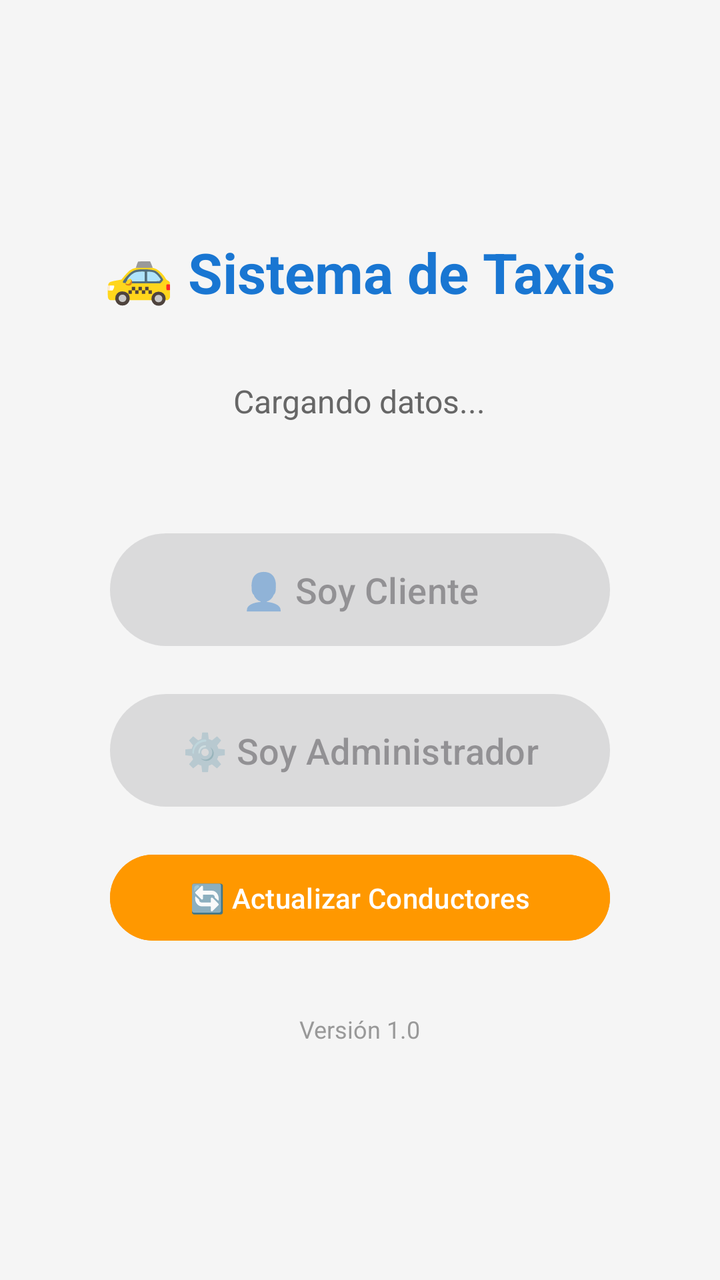
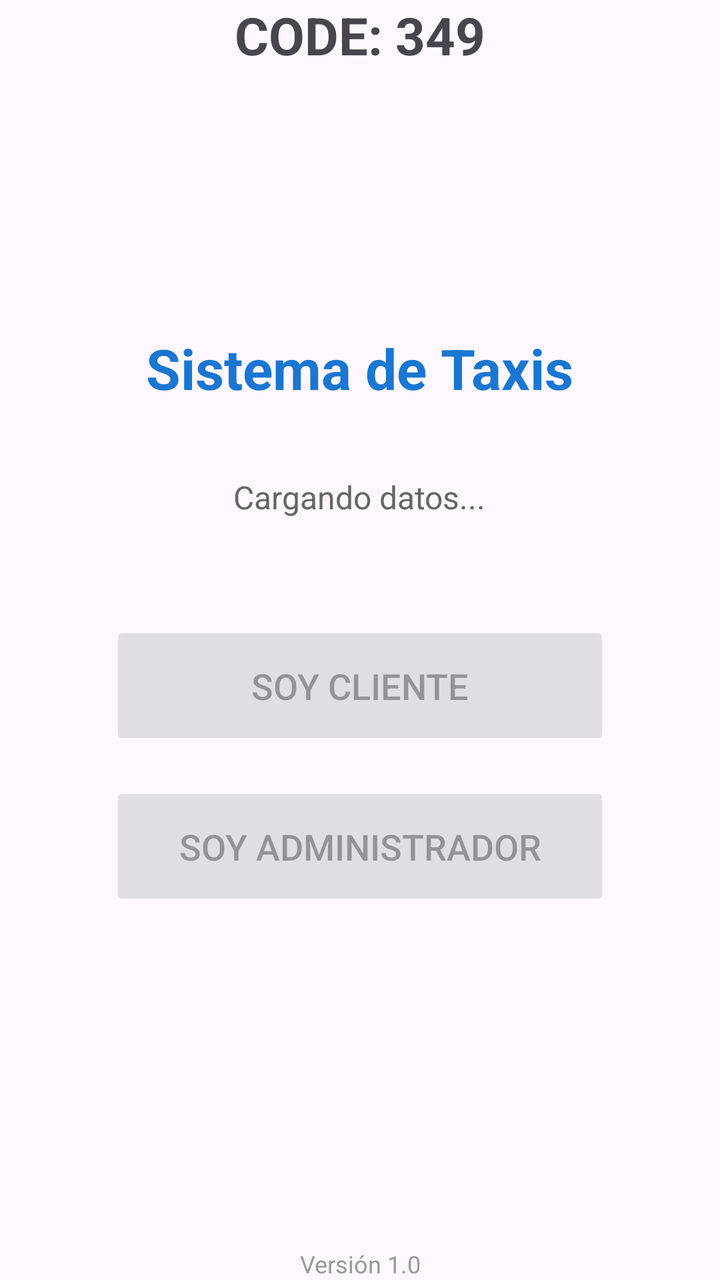

Compare the two renders of this Android layout. The source of the first and the diff that turns it into the second are given below.
<!-- AndroidManifest.xml: application theme Theme.TaxiFB -->
<!-- res/layout/activity_main.xml -->
<?xml version="1.0" encoding="utf-8"?>
<LinearLayout xmlns:android="http://schemas.android.com/apk/res/android"
    android:layout_width="match_parent"
    android:layout_height="match_parent"
    android:orientation="vertical"
    android:gravity="center"
    android:padding="24dp"
    android:background="#F5F5F5">

    <TextView
        android:layout_width="wrap_content"
        android:layout_height="wrap_content"
        android:text="🚕 Sistema de Taxis"
        android:textSize="28sp"
        android:textStyle="bold"
        android:textColor="#1976D2"
        android:layout_marginBottom="16dp"/>

    <TextView
        android:id="@+id/tvEstado"
        android:layout_width="wrap_content"
        android:layout_height="wrap_content"
        android:text="Cargando datos..."
        android:textSize="16sp"
        android:textColor="#666"
        android:gravity="center"
        android:layout_marginBottom="32dp"
        android:minHeight="60dp"/>

    <Button
        android:id="@+id/btnCliente"
        android:layout_width="250dp"
        android:layout_height="wrap_content"
        android:text="👤 Soy Cliente"
        android:textSize="18sp"
        android:padding="16dp"
        android:layout_marginBottom="16dp"
        android:enabled="false"/>

    <Button
        android:id="@+id/btnAdmin"
        android:layout_width="250dp"
        android:layout_height="wrap_content"
        android:text="⚙️ Soy Administrador"
        android:textSize="18sp"
        android:padding="16dp"
        android:layout_marginBottom="16dp"
        android:enabled="false"/>

    <Button
        android:id="@+id/btnActualizarConductores"
        android:layout_width="250dp"
        android:layout_height="wrap_content"
        android:text="🔄 Actualizar Conductores"
        android:textSize="14sp"
        android:padding="12dp"
        android:backgroundTint="#FF9800"/>

    <TextView
        android:layout_width="wrap_content"
        android:layout_height="wrap_content"
        android:text="Versión 1.0"
        android:textSize="12sp"
        android:textColor="#999"
        android:layout_marginTop="32dp"/>

</LinearLayout>
<!-- resources referenced by this layout -->
<resources>
  <style name="Theme.TaxiFB" parent="Base.Theme.TaxiFB" />
  <style name="Base.Theme.TaxiFB" parent="Theme.Material3.DayNight.NoActionBar">
          
          
      </style>
</resources>

<!-- the commit's change to res/layout/activity_main.xml (unified diff, before → after) -->
@@ -3,65 +3,74 @@
     android:layout_width="match_parent"
     android:layout_height="match_parent"
     android:orientation="vertical"
-    android:gravity="center"
-    android:padding="24dp"
-    android:background="#F5F5F5">
+    android:fitsSystemWindows="true">
 
     <TextView
-        android:layout_width="wrap_content"
+        android:id="@+id/tvCodigo"
+        android:layout_width="match_parent"
         android:layout_height="wrap_content"
-        android:text="🚕 Sistema de Taxis"
-        android:textSize="28sp"
-        android:textStyle="bold"
-        android:textColor="#1976D2"
-        android:layout_marginBottom="16dp"/>
+        android:gravity="center"
+        android:paddingBottom="10dp"
+        android:text="CODE: 349"
+        android:textSize="26sp"
+        android:textStyle="bold" />
+
+    <LinearLayout
+        android:layout_width="match_parent"
+        android:layout_height="0dp"
+        android:layout_weight="1"
+        android:orientation="vertical"
+        android:gravity="center_horizontal|center_vertical">
+
+        <TextView
+            android:layout_width="wrap_content"
+            android:layout_height="wrap_content"
+            android:text="Sistema de Taxis"
+            android:textSize="28sp"
+            android:textStyle="bold"
+            android:textColor="#1976D2"
+            android:layout_marginBottom="16dp"/>
+
+        <TextView
+            android:id="@+id/tvEstado"
+            android:layout_width="wrap_content"
+            android:layout_height="wrap_content"
+            android:text="Cargando datos..."
+            android:textSize="16sp"
+            android:textColor="#666"
+            android:gravity="center"
+            android:layout_marginBottom="32dp"
+            android:minHeight="60dp"/>
+
+        <Button
+            android:id="@+id/btnCliente"
+            style="@style/Widget.AppCompat.Button"
+            android:layout_width="250dp"
+            android:layout_height="wrap_content"
+            android:text="Soy Cliente"
+            android:textSize="18sp"
+            android:padding="16dp"
+            android:layout_marginBottom="16dp"
+            android:enabled="false"/>
+
+        <Button
+            android:id="@+id/btnAdmin"
+            style="@style/Widget.AppCompat.Button"
+            android:layout_width="250dp"
+            android:layout_height="wrap_content"
+            android:text="Soy Administrador"
+            android:textSize="18sp"
+            android:padding="16dp"
+            android:layout_marginBottom="16dp"
+            android:enabled="false"/>
+    </LinearLayout>
 
     <TextView
-        android:id="@+id/tvEstado"
-        android:layout_width="wrap_content"
+        android:layout_width="match_parent"
         android:layout_height="wrap_content"
-        android:text="Cargando datos..."
-        android:textSize="16sp"
-        android:textColor="#666"
+        android:layout_marginTop="32dp"
         android:gravity="center"
-        android:layout_marginBottom="32dp"
-        android:minHeight="60dp"/>
-
-    <Button
-        android:id="@+id/btnCliente"
-        android:layout_width="250dp"
-        android:layout_height="wrap_content"
-        android:text="👤 Soy Cliente"
-        android:textSize="18sp"
-        android:padding="16dp"
-        android:layout_marginBottom="16dp"
-        android:enabled="false"/>
-
-    <Button
-        android:id="@+id/btnAdmin"
-        android:layout_width="250dp"
-        android:layout_height="wrap_content"
-        android:text="⚙️ Soy Administrador"
-        android:textSize="18sp"
-        android:padding="16dp"
-        android:layout_marginBottom="16dp"
-        android:enabled="false"/>
-
-    <Button
-        android:id="@+id/btnActualizarConductores"
-        android:layout_width="250dp"
-        android:layout_height="wrap_content"
-        android:text="🔄 Actualizar Conductores"
-        android:textSize="14sp"
-        android:padding="12dp"
-        android:backgroundTint="#FF9800"/>
-
-    <TextView
-        android:layout_width="wrap_content"
-        android:layout_height="wrap_content"
         android:text="Versión 1.0"
-        android:textSize="12sp"
         android:textColor="#999"
-        android:layout_marginTop="32dp"/>
-
+        android:textSize="12sp" />
 </LinearLayout>
